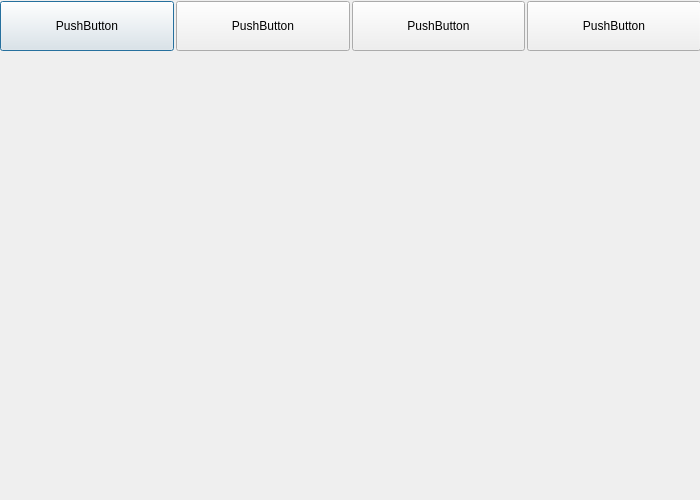
Old version of the form LaboLangue/helpwindow.ui in the repository Sam-Depardieu/Labo-de-langue.
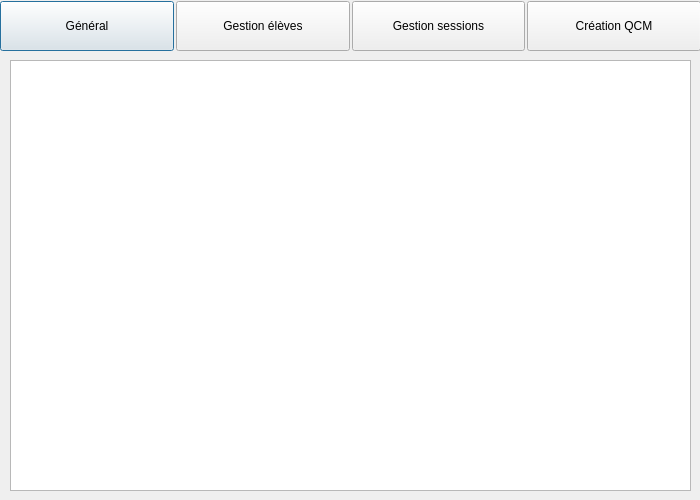
New version of the form.

Patch:
```diff
--- a/LaboLangue/helpwindow.ui
+++ b/LaboLangue/helpwindow.ui
@@ -38,7 +38,7 @@
        </size>
       </property>
       <property name="text">
-       <string>PushButton</string>
+       <string>Général</string>
       </property>
      </widget>
     </item>
@@ -51,7 +51,7 @@
        </size>
       </property>
       <property name="text">
-       <string>PushButton</string>
+       <string>Gestion élèves</string>
       </property>
      </widget>
     </item>
@@ -64,7 +64,7 @@
        </size>
       </property>
       <property name="text">
-       <string>PushButton</string>
+       <string>Gestion sessions</string>
       </property>
      </widget>
     </item>
@@ -77,12 +77,22 @@
        </size>
       </property>
       <property name="text">
-       <string>PushButton</string>
+       <string>Création QCM</string>
       </property>
      </widget>
     </item>
    </layout>
   </widget>
+  <widget class="QTableWidget" name="tableWidget">
+   <property name="geometry">
+    <rect>
+     <x>10</x>
+     <y>60</y>
+     <width>681</width>
+     <height>431</height>
+    </rect>
+   </property>
+  </widget>
  </widget>
  <resources/>
  <connections/>
```
Left out of the diff: 8 changed lines with no effect on the pictures.
